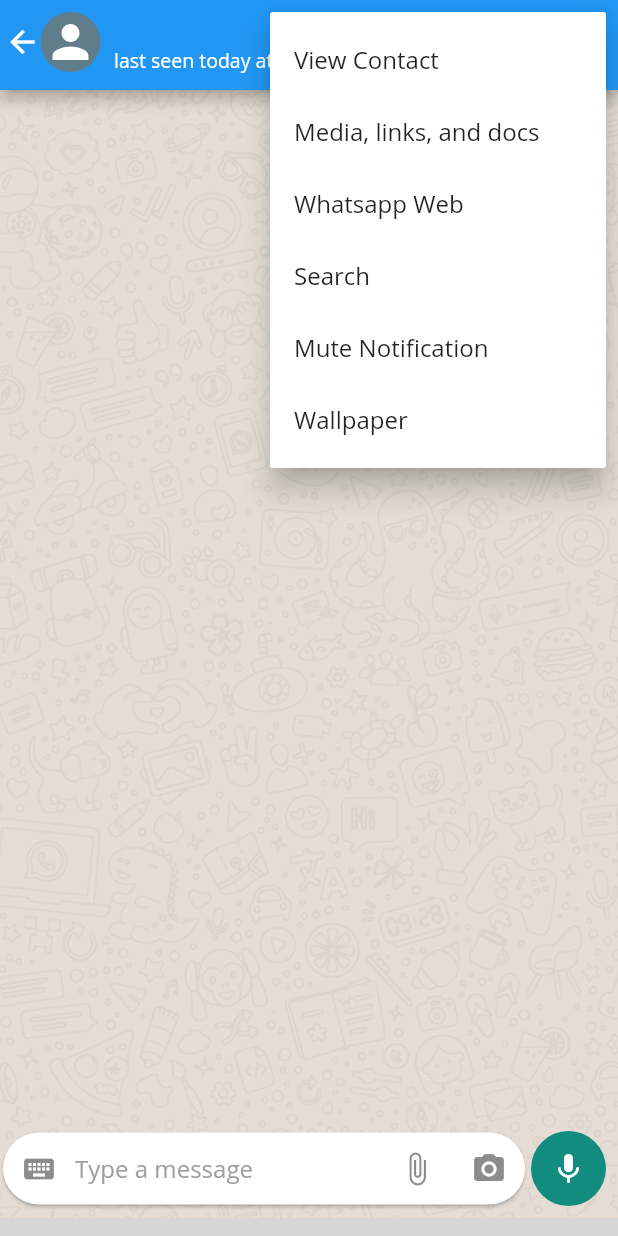
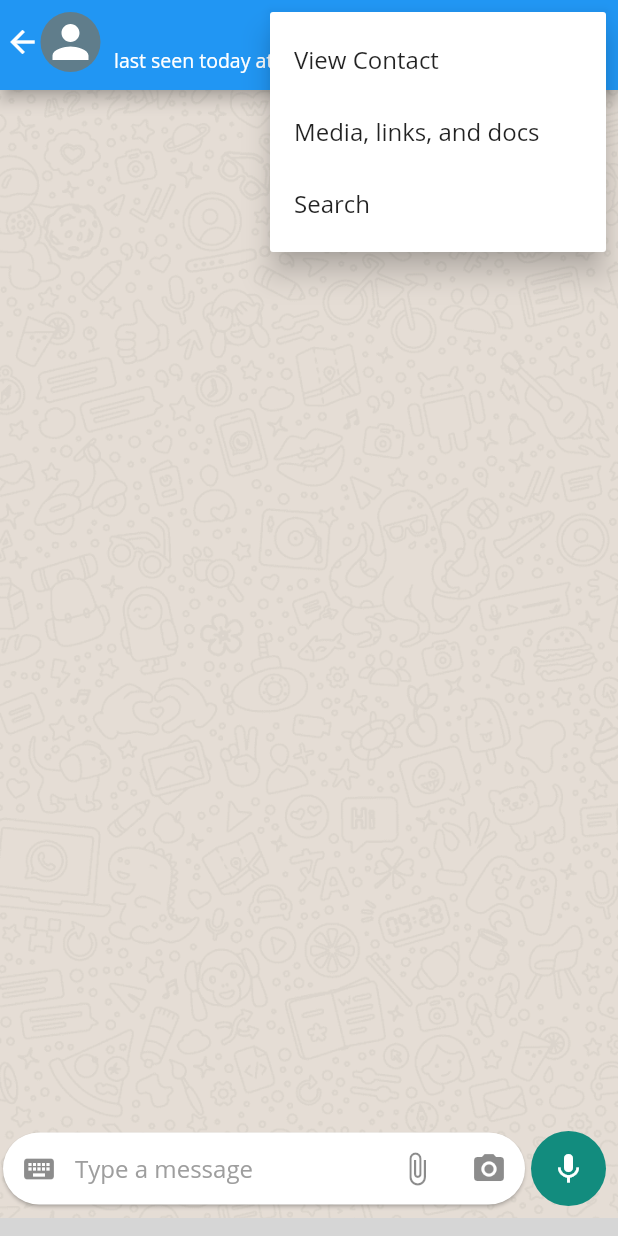
Before and after one commit to Jimah259/Uchat, a Flutter app: the IndividualPage screen opened directly with empty values, after a tap on the "more vert" icon, on a phone screen of 412 x 824 dp. Run offline on Flutter 3.47's test engine with Material 2 defaults, Android fonts, the phone set to English and light mode, and no system bars; our stand-ins replace camera, firebase_core, flutter_svg, socket_io_client, video_player; missing offline and left inert: emoji_picker_2; accounts and stored records are empty; network calls fail; grey boxes are pictures that could not be loaded.

Commit message:
initial commit

```diff
--- a/lib/Screens/IndividualPage.dart
+++ b/lib/Screens/IndividualPage.dart
@@ -168,20 +168,8 @@ class _IndividualPageState extends State<IndividualPage> {
                         value: "Media, links, and docs",
                       ),
                       PopupMenuItem(
-                        child: Text("Whatsapp Web"),
-                        value: "Whatsapp Web",
-                      ),
-                      PopupMenuItem(
                         child: Text("Search"),
                         value: "Search",
-                      ),
-                      PopupMenuItem(
-                        child: Text("Mute Notification"),
-                        value: "Mute Notification",
-                      ),
-                      PopupMenuItem(
-                        child: Text("Wallpaper"),
-                        value: "Wallpaper",
                       ),
                     ];
                   },
@@ -383,7 +371,7 @@ class _IndividualPageState extends State<IndividualPage> {
                 mainAxisAlignment: MainAxisAlignment.center,
                 children: [
                   iconCreation(
-                      Icons.insert_drive_file, Colors.indigo, "Document"),
+                      Icons.insert_drive_file, Colors.blue, "Document"),
                   SizedBox(
                     width: 40,
                   ),
@@ -408,7 +396,7 @@ class _IndividualPageState extends State<IndividualPage> {
                   SizedBox(
                     width: 40,
                   ),
-                  iconCreation(Icons.person, Colors.blue, "Contact"),
+                  iconCreation(Icons.person, Colors.indigo, "Contact"),
                 ],
               ),
             ],
```
